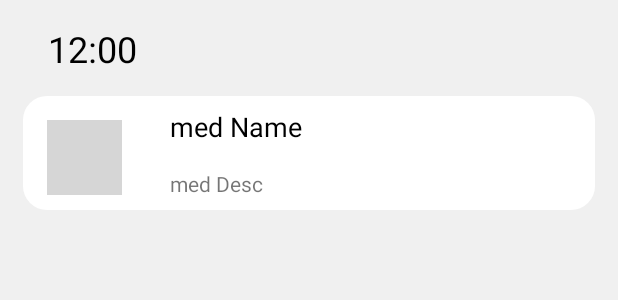
After one commit to SamehRedaHassan/Medicano, an Android app: the layout home_single_row.xml on its own in the app's theme, with its tools: preview values and no code run, on a phone screen of 412 x 824 dp. The commit adds this screen. Shown: the top 300 px of the screen. Run offline under Robolectric (Android 15) with nearby library versions, the phone set to English and light mode, and no system bars; grey boxes are pictures that could not be loaded.

Commit message:
home screen design

```diff
--- a/app/build.gradle
+++ b/app/build.gradle
@@ -32,6 +32,7 @@ dependencies {
     implementation 'androidx.appcompat:appcompat:1.4.1'
     implementation 'com.google.android.material:material:1.5.0'
     implementation 'androidx.constraintlayout:constraintlayout:2.1.3'
+    implementation 'androidx.legacy:legacy-support-v4:1.0.0'
 
     def lifecycle_version = "2.5.0-alpha06"
 
--- /dev/null
+++ b/app/src/main/res/drawable/rounded_corners.xml
@@ -0,0 +1,14 @@
+<?xml version="1.0" encoding="utf-8"?>
+<shape xmlns:android="http://schemas.android.com/apk/res/android">
+    <solid android:color="@color/white"/>
+
+    <stroke android:width="0dp"
+        android:color="@color/white" />
+
+    <padding android:left="1dp"
+        android:top="1dp"
+        android:right="1dp"
+        android:bottom="1dp" />
+
+    <corners android:radius="16dp" />
+</shape>
--- /dev/null
+++ b/app/src/main/res/layout/home_single_row.xml
@@ -0,0 +1,63 @@
+<?xml version="1.0" encoding="utf-8"?>
+<androidx.constraintlayout.widget.ConstraintLayout xmlns:android="http://schemas.android.com/apk/res/android"
+    xmlns:app="http://schemas.android.com/apk/res-auto"
+    xmlns:tools="http://schemas.android.com/tools"
+    android:layout_width="match_parent"
+    android:layout_height="match_parent"
+    android:background="@color/gray">
+
+    <TextView
+        android:id="@+id/txtTime"
+        android:layout_width="wrap_content"
+        android:layout_height="wrap_content"
+        android:layout_marginStart="32dp"
+        android:layout_marginTop="16dp"
+        android:textColor="@color/black"
+        android:textSize="24dp"
+        app:layout_constraintStart_toStartOf="parent"
+        app:layout_constraintTop_toTopOf="parent"
+        tools:text="12:00" />
+
+    <androidx.constraintlayout.widget.ConstraintLayout
+        android:layout_width="match_parent"
+        android:layout_height="wrap_content"
+        android:layout_margin="15dp"
+        android:layout_marginStart="12dp"
+        android:layout_marginTop="24dp"
+        android:background="@drawable/rounded_corners"
+        android:padding="8dp"
+        app:layout_constraintStart_toStartOf="parent"
+        app:layout_constraintTop_toBottomOf="@+id/txtTime">
+
+        <ImageView
+            android:id="@+id/imgMedication"
+            android:layout_width="50dp"
+            android:layout_height="50dp"
+            android:layout_marginStart="8dp"
+            android:layout_marginTop="8dp"
+            app:layout_constraintStart_toStartOf="parent"
+            app:layout_constraintTop_toTopOf="parent"
+            tools:srcCompat="@tools:sample/avatars" />
+
+        <TextView
+            android:id="@+id/txtMedication"
+            android:layout_width="wrap_content"
+            android:layout_height="wrap_content"
+            android:layout_marginStart="32dp"
+            android:textColor="@color/black"
+            android:textSize="18dp"
+            app:layout_constraintStart_toEndOf="@+id/imgMedication"
+            app:layout_constraintTop_toTopOf="parent"
+            tools:text="med Name" />
+
+        <TextView
+            android:id="@+id/txtMedDesc"
+            android:layout_width="wrap_content"
+            android:layout_height="wrap_content"
+            android:layout_marginTop="16dp"
+            app:layout_constraintStart_toStartOf="@+id/txtMedication"
+            app:layout_constraintTop_toBottomOf="@+id/txtMedication"
+            tools:text="med Desc" />
+
+    </androidx.constraintlayout.widget.ConstraintLayout>
+</androidx.constraintlayout.widget.ConstraintLayout>
--- a/app/src/main/res/values/colors.xml
+++ b/app/src/main/res/values/colors.xml
@@ -7,4 +7,5 @@
     <color name="teal_700">#FF018786</color>
     <color name="black">#FF000000</color>
     <color name="white">#FFFFFFFF</color>
+    <color name="gray">#F0F0F0</color>
 </resources>
--- a/app/src/main/res/values/strings.xml
+++ b/app/src/main/res/values/strings.xml
@@ -1,3 +1,5 @@
 <resources>
     <string name="app_name">Medicano</string>
+    <!-- TODO: Remove or change this placeholder text -->
+    <string name="hello_blank_fragment">Hello blank fragment</string>
 </resources>
```
Also changed, not shown: app/src/main/java/com/iti/java/medicano/homescreen/FragmentHome.java (added, +66 -0 lines), app/src/main/res/drawable/vertical_line.xml (added, +11 -0 lines), app/src/main/res/layout/fragment_home.xml (added, +21 -0 lines).
